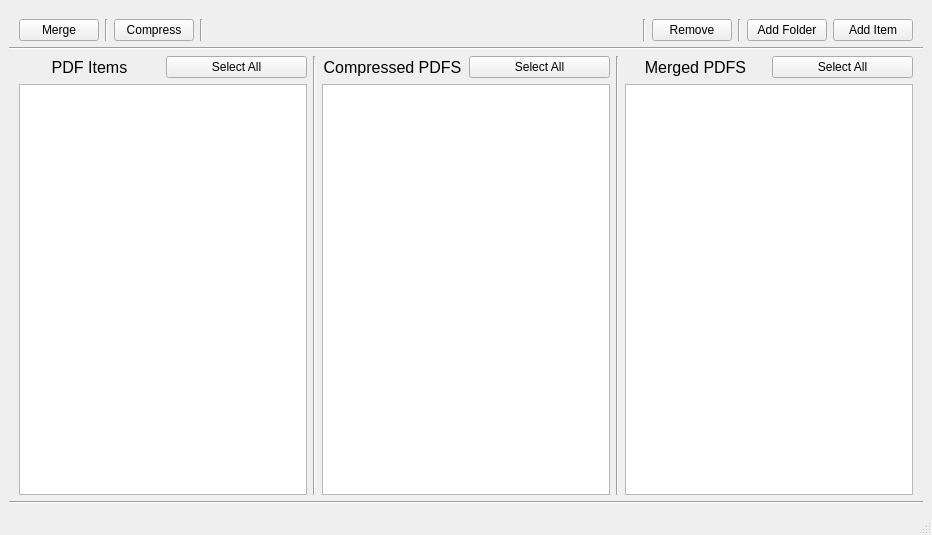
darkard2003/PDFHandelerGUI, file ui/mainUi.ui: the form before one commit.
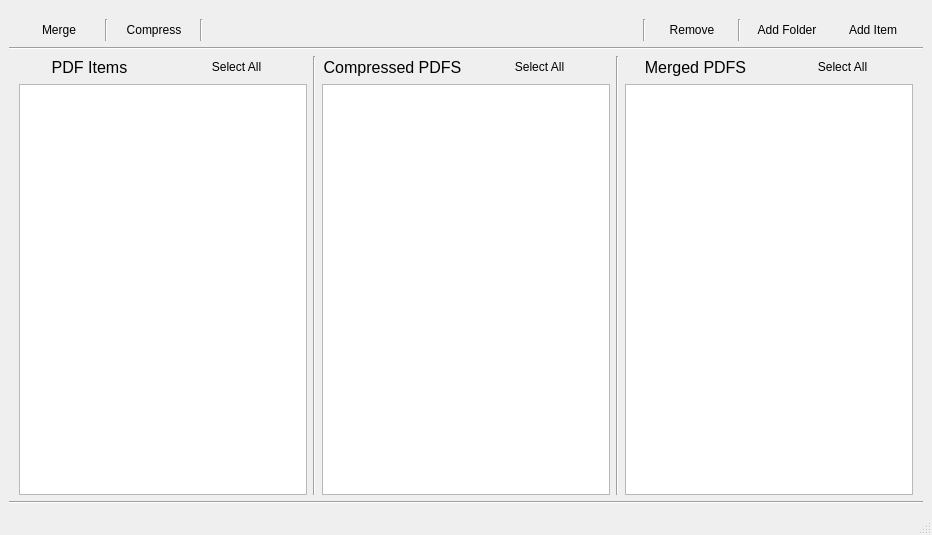
The form after the commit. Icons and pictures are not drawn.

Commit message: Made flatbutton

```diff
--- a/ui/mainUi.ui
+++ b/ui/mainUi.ui
@@ -53,6 +53,9 @@
         <property name="text">
          <string>Merge</string>
         </property>
+        <property name="flat">
+         <bool>true</bool>
+        </property>
        </widget>
       </item>
       <item>
@@ -67,6 +70,9 @@
         <property name="text">
          <string>Compress</string>
         </property>
+        <property name="flat">
+         <bool>true</bool>
+        </property>
        </widget>
       </item>
       <item>
@@ -104,6 +110,9 @@
         <property name="text">
          <string>Remove</string>
         </property>
+        <property name="flat">
+         <bool>true</bool>
+        </property>
        </widget>
       </item>
       <item>
@@ -118,6 +127,9 @@
         <property name="text">
          <string>Add Folder</string>
         </property>
+        <property name="flat">
+         <bool>true</bool>
+        </property>
        </widget>
       </item>
       <item>
@@ -125,6 +137,9 @@
         <property name="text">
          <string>Add Item</string>
         </property>
+        <property name="flat">
+         <bool>true</bool>
+        </property>
        </widget>
       </item>
      </layout>
@@ -175,6 +190,9 @@
             <property name="text">
              <string>Select All</string>
             </property>
+            <property name="flat">
+             <bool>true</bool>
+            </property>
            </widget>
           </item>
          </layout>
@@ -247,6 +265,9 @@
             <property name="text">
              <string>Select All</string>
             </property>
+            <property name="flat">
+             <bool>true</bool>
+            </property>
            </widget>
           </item>
          </layout>
@@ -310,6 +331,9 @@
             <property name="text">
              <string>Select All</string>
             </property>
+            <property name="flat">
+             <bool>true</bool>
+            </property>
            </widget>
           </item>
          </layout>
```
